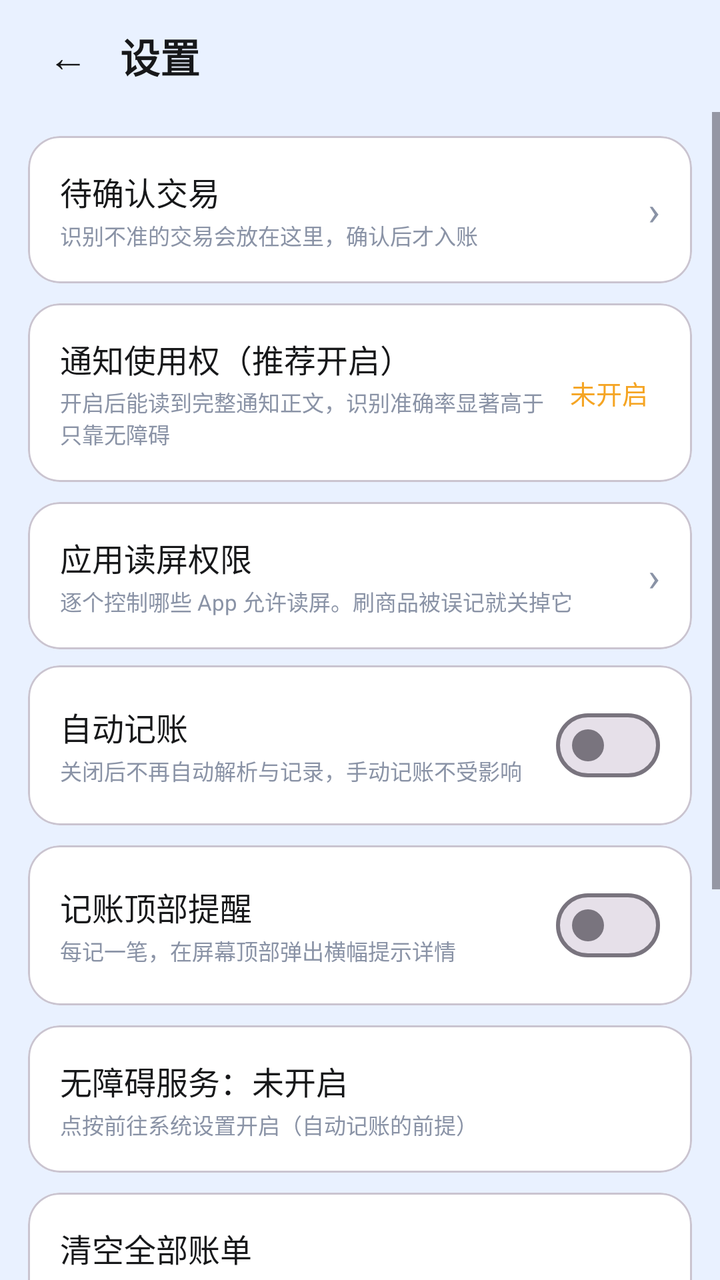
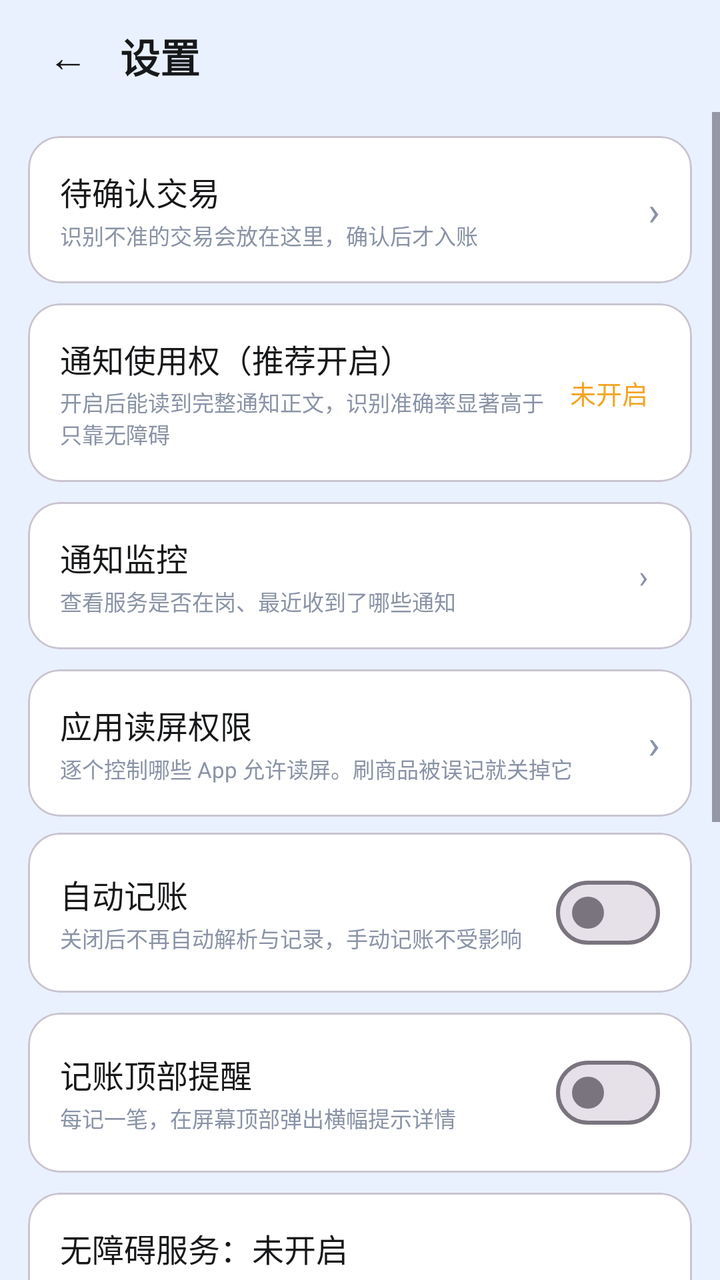

The first picture is an Android layout as it rendered before a commit; the second is the same layout after the commit. The layout source and the unified diff follow.
<!-- AndroidManifest.xml: activity theme Theme.AutoBill -->
<!-- res/layout/activity_settings.xml -->
<?xml version="1.0" encoding="utf-8"?>
<LinearLayout xmlns:android="http://schemas.android.com/apk/res/android"
    xmlns:app="http://schemas.android.com/apk/res-auto"
    android:layout_width="match_parent"
    android:layout_height="match_parent"
    android:orientation="vertical"
    android:background="@color/bg">

    <LinearLayout
        android:layout_width="match_parent"
        android:layout_height="56dp"
        android:gravity="center_vertical"
        android:orientation="horizontal"
        android:paddingStart="16dp"
        android:paddingEnd="16dp">

        <TextView
            android:id="@+id/btn_back"
            android:layout_width="wrap_content"
            android:layout_height="wrap_content"
            android:padding="8dp"
            android:text="←"
            android:textColor="@color/ink"
            android:textSize="20sp" />

        <TextView
            android:layout_width="wrap_content"
            android:layout_height="wrap_content"
            android:layout_marginStart="8dp"
            android:text="设置"
            android:textColor="@color/ink"
            android:textSize="20sp"
            android:textStyle="bold" />
    </LinearLayout>

    <ScrollView
        android:layout_width="match_parent"
        android:layout_height="match_parent">

        <LinearLayout
            android:layout_width="match_parent"
            android:layout_height="wrap_content"
            android:orientation="vertical"
            android:paddingStart="14dp"
            android:paddingTop="4dp"
            android:paddingEnd="14dp"
            android:paddingBottom="30dp">

            
            <com.google.android.material.card.MaterialCardView
                android:id="@+id/card_pending"
                android:layout_width="match_parent"
                android:layout_height="wrap_content"
                android:layout_marginTop="8dp"
                app:cardBackgroundColor="@color/card"
                app:cardCornerRadius="16dp"
                app:cardElevation="0dp">

                <LinearLayout
                    android:layout_width="match_parent"
                    android:layout_height="wrap_content"
                    android:gravity="center_vertical"
                    android:orientation="horizontal"
                    android:padding="16dp">

                    <LinearLayout
                        android:layout_width="0dp"
                        android:layout_height="wrap_content"
                        android:layout_weight="1"
                        android:orientation="vertical">

                        <TextView
                            android:layout_width="wrap_content"
                            android:layout_height="wrap_content"
                            android:text="待确认交易"
                            android:textColor="@color/ink"
                            android:textSize="16sp" />

                        <TextView
                            android:id="@+id/tv_pending_hint"
                            android:layout_width="wrap_content"
                            android:layout_height="wrap_content"
                            android:layout_marginTop="2dp"
                            android:text="识别不准的交易会放在这里，确认后才入账"
                            android:textColor="@color/ink_sub"
                            android:textSize="11sp" />
                    </LinearLayout>

                    <TextView
                        android:id="@+id/tv_pending_badge"
                        android:layout_width="wrap_content"
                        android:layout_height="wrap_content"
                        android:minWidth="22dp"
                        android:gravity="center"
                        android:paddingStart="7dp"
                        android:paddingEnd="7dp"
                        android:paddingTop="2dp"
                        android:paddingBottom="2dp"
                        android:background="@color/warn"
                        android:text="0"
                        android:textColor="@color/white"
                        android:textSize="12sp"
                        android:visibility="gone" />

                    <TextView
                        android:layout_width="wrap_content"
                        android:layout_height="wrap_content"
                        android:layout_marginStart="8dp"
                        android:text="›"
                        android:textColor="@color/ink_sub"
                        android:textSize="20sp" />
                </LinearLayout>
            </com.google.android.material.card.MaterialCardView>

            
            <com.google.android.material.card.MaterialCardView
                android:id="@+id/card_notif_access"
                android:layout_width="match_parent"
                android:layout_height="wrap_content"
                android:layout_marginTop="10dp"
                app:cardBackgroundColor="@color/card"
                app:cardCornerRadius="16dp"
                app:cardElevation="0dp">

                <LinearLayout
                    android:layout_width="match_parent"
                    android:layout_height="wrap_content"
                    android:gravity="center_vertical"
                    android:orientation="horizontal"
                    android:padding="16dp">

                    <LinearLayout
                        android:layout_width="0dp"
                        android:layout_height="wrap_content"
                        android:layout_weight="1"
                        android:orientation="vertical">

                        <TextView
                            android:layout_width="wrap_content"
                            android:layout_height="wrap_content"
                            android:text="通知使用权（推荐开启）"
                            android:textColor="@color/ink"
                            android:textSize="16sp" />

                        <TextView
                            android:id="@+id/tv_notif_hint"
                            android:layout_width="wrap_content"
                            android:layout_height="wrap_content"
                            android:layout_marginTop="2dp"
                            android:text="开启后能读到完整通知正文，识别准确率显著高于只靠无障碍"
                            android:textColor="@color/ink_sub"
                            android:textSize="11sp" />
                    </LinearLayout>

                    <TextView
                        android:id="@+id/tv_notif_state"
                        android:layout_width="wrap_content"
                        android:layout_height="wrap_content"
                        android:padding="6dp"
                        android:text="未开启"
                        android:textColor="@color/warn"
                        android:textSize="13sp" />
                </LinearLayout>
            </com.google.android.material.card.MaterialCardView>

            
            <com.google.android.material.card.MaterialCardView
                android:id="@+id/card_apps"
                android:layout_width="match_parent"
                android:layout_height="wrap_content"
                android:layout_marginTop="10dp"
                app:cardBackgroundColor="@color/card"
                app:cardCornerRadius="16dp"
                app:cardElevation="0dp">

                <LinearLayout
                    android:layout_width="match_parent"
                    android:layout_height="wrap_content"
                    android:gravity="center_vertical"
                    android:orientation="horizontal"
                    android:padding="16dp">

                    <LinearLayout
                        android:layout_width="0dp"
                        android:layout_height="wrap_content"
                        android:layout_weight="1"
                        android:orientation="vertical">

                        <TextView
                            android:layout_width="wrap_content"
                            android:layout_height="wrap_content"
                            android:text="应用读屏权限"
                            android:textColor="@color/ink"
                            android:textSize="16sp" />

                        <TextView
                            android:id="@+id/tv_apps_hint"
                            android:layout_width="wrap_content"
                            android:layout_height="wrap_content"
                            android:layout_marginTop="2dp"
                            android:text="逐个控制哪些 App 允许读屏。刷商品被误记就关掉它"
                            android:textColor="@color/ink_sub"
                            android:textSize="11sp" />
                    </LinearLayout>

                    <TextView
                        android:layout_width="wrap_content"
                        android:layout_height="wrap_content"
                        android:layout_marginStart="8dp"
                        android:text="›"
                        android:textColor="@color/ink_sub"
                        android:textSize="20sp" />
                </LinearLayout>
            </com.google.android.material.card.MaterialCardView>

            
            <com.google.android.material.card.MaterialCardView
                android:layout_width="match_parent"
                android:layout_height="wrap_content"
                android:layout_marginTop="8dp"
                app:cardBackgroundColor="@color/card"
                app:cardCornerRadius="16dp"
                app:cardElevation="0dp">

                <LinearLayout
                    android:layout_width="match_parent"
                    android:layout_height="wrap_content"
                    android:gravity="center_vertical"
                    android:orientation="horizontal"
                    android:padding="16dp">

                    <LinearLayout
                        android:layout_width="0dp"
                        android:layout_height="wrap_content"
                        android:layout_weight="1"
                        android:orientation="vertical">

                        <TextView
                            android:layout_width="wrap_content"
                            android:layout_height="wrap_content"
                            android:text="自动记账"
                            android:textColor="@color/ink"
                            android:textSize="16sp" />

                        <TextView
                            android:layout_width="wrap_content"
                            android:layout_height="wrap_content"
                            android:layout_marginTop="2dp"
                            android:text="关闭后不再自动解析与记录，手动记账不受影响"
                            android:textColor="@color/ink_sub"
                            android:textSize="11sp" />
                    </LinearLayout>

                    <com.google.android.material.materialswitch.MaterialSwitch
                        android:id="@+id/sw_auto"
                        android:layout_width="wrap_content"
                        android:layout_height="wrap_content" />
                </LinearLayout>
            </com.google.android.material.card.MaterialCardView>

            
            <com.google.android.material.card.MaterialCardView
                android:layout_width="match_parent"
                android:layout_height="wrap_content"
                android:layout_marginTop="10dp"
                app:cardBackgroundColor="@color/card"
                app:cardCornerRadius="16dp"
                app:cardElevation="0dp">

                <LinearLayout
                    android:layout_width="match_parent"
                    android:layout_height="wrap_content"
                    android:gravity="center_vertical"
                    android:orientation="horizontal"
                    android:padding="16dp">

                    <LinearLayout
                        android:layout_width="0dp"
                        android:layout_height="wrap_content"
                        android:layout_weight="1"
                        android:orientation="vertical">

                        <TextView
                            android:layout_width="wrap_content"
                            android:layout_height="wrap_content"
                            android:text="记账顶部提醒"
                            android:textColor="@color/ink"
                            android:textSize="16sp" />

                        <TextView
                            android:layout_width="wrap_content"
                            android:layout_height="wrap_content"
                            android:layout_marginTop="2dp"
                            android:text="每记一笔，在屏幕顶部弹出横幅提示详情"
                            android:textColor="@color/ink_sub"
                            android:textSize="11sp" />
                    </LinearLayout>

                    <com.google.android.material.materialswitch.MaterialSwitch
                        android:id="@+id/sw_notify"
                        android:layout_width="wrap_content"
                        android:layout_height="wrap_content" />
                </LinearLayout>
            </com.google.android.material.card.MaterialCardView>

            
            <com.google.android.material.card.MaterialCardView
                android:id="@+id/card_a11y"
                android:layout_width="match_parent"
                android:layout_height="wrap_content"
                android:layout_marginTop="10dp"
                app:cardBackgroundColor="@color/card"
                app:cardCornerRadius="16dp"
                app:cardElevation="0dp">

                <LinearLayout
                    android:layout_width="match_parent"
                    android:layout_height="wrap_content"
                    android:orientation="vertical"
                    android:padding="16dp">

                    <TextView
                        android:id="@+id/tv_a11y"
                        android:layout_width="wrap_content"
                        android:layout_height="wrap_content"
                        android:text="无障碍服务：未开启"
                        android:textColor="@color/expense"
                        android:textSize="16sp" />

                    <TextView
                        android:layout_width="wrap_content"
                        android:layout_height="wrap_content"
                        android:layout_marginTop="2dp"
                        android:text="点按前往系统设置开启（自动记账的前提）"
                        android:textColor="@color/ink_sub"
                        android:textSize="11sp" />
                </LinearLayout>
            </com.google.android.material.card.MaterialCardView>

            
            <com.google.android.material.card.MaterialCardView
                android:layout_width="match_parent"
                android:layout_height="wrap_content"
                android:layout_marginTop="10dp"
                app:cardBackgroundColor="@color/card"
                app:cardCornerRadius="16dp"
                app:cardElevation="0dp">

                <LinearLayout
                    android:layout_width="match_parent"
                    android:layout_height="wrap_content"
                    android:orientation="vertical"
                    android:padding="16dp">

                    <TextView
                        android:id="@+id/btn_clear"
                        android:layout_width="wrap_content"
                        android:layout_height="wrap_content"
                        android:text="清空全部账单"
                        android:textColor="@color/expense"
                        android:textSize="16sp" />

                    <TextView
                        android:layout_width="wrap_content"
                        android:layout_height="wrap_content"
                        android:layout_marginTop="2dp"
                        android:text="删除本机所有账目记录，不可恢复"
                        android:textColor="@color/ink_sub"
                        android:textSize="11sp" />
                </LinearLayout>
            </com.google.android.material.card.MaterialCardView>

            
            <com.google.android.material.card.MaterialCardView
                android:id="@+id/card_update"
                android:layout_width="match_parent"
                android:layout_height="wrap_content"
                android:layout_marginTop="10dp"
                app:cardBackgroundColor="@color/card"
                app:cardCornerRadius="16dp"
                app:cardElevation="0dp">

                <LinearLayout
                    android:layout_width="match_parent"
                    android:layout_height="wrap_content"
                    android:orientation="vertical"
                    android:padding="16dp">

                    <TextView
                        android:layout_width="wrap_content"
                        android:layout_height="wrap_content"
                        android:text="检查更新"
                        android:textColor="@color/ink"
                        android:textSize="16sp" />

                    <TextView
                        android:id="@+id/tv_update_sub"
                        android:layout_width="match_parent"
                        android:layout_height="wrap_content"
                        android:layout_marginTop="2dp"
                        android:text="配置更新地址后可在线升级，支持局域网 http"
                        android:textColor="@color/ink_sub"
                        android:textSize="11sp" />
                </LinearLayout>
            </com.google.android.material.card.MaterialCardView>

            
            <com.google.android.material.card.MaterialCardView
                android:layout_width="match_parent"
                android:layout_height="wrap_content"
                android:layout_marginTop="10dp"
                app:cardBackgroundColor="@color/card"
                app:cardCornerRadius="16dp"
                app:cardElevation="0dp">

                <LinearLayout
                    android:layout_width="match_parent"
                    android:layout_height="wrap_content"
                    android:orientation="vertical"
                    android:padding="16dp">

                    <TextView
                        android:layout_width="wrap_content"
                        android:layout_height="wrap_content"
                        android:text="关于"
                        android:textColor="@color/ink"
                        android:textSize="16sp" />

                    <TextView
                        android:id="@+id/tv_about"
                        android:layout_width="match_parent"
                        android:layout_height="wrap_content"
                        android:layout_marginTop="6dp"
                        android:lineSpacingExtra="3dp"
                        android:text="自动记账 v1.4\n所有数据仅存本机 SQLite，不联网、不上传；截图识别（OCR）亦为本地推理。无障碍权限仅用于读取支付相关通知与页面文字。"
                        android:textColor="@color/ink_sub"
                        android:textSize="12sp" />
                </LinearLayout>
            </com.google.android.material.card.MaterialCardView>

        </LinearLayout>
    </ScrollView>
</LinearLayout>
<!-- resources referenced by this layout -->
<resources>
  <color name="bg">#E9F1FF</color>
  <color name="card">#FFFFFF</color>
  <color name="expense">#17181A</color>
  <color name="ink">#17181A</color>
  <color name="ink_sub">#8A93A6</color>
  <color name="warn">#F5A524</color>
  <color name="white">#FFFFFF</color>
  <style name="Theme.AutoBill" parent="Theme.Material3.DayNight.NoActionBar">
          <item name="colorPrimary">@color/brand_orange</item>
          <item name="colorOnPrimary">@color/white</item>
          <item name="colorPrimaryContainer">@color/brand_orange_container</item>
          <item name="colorOnPrimaryContainer">@color/brand_orange_dark</item>
          <item name="colorSecondary">@color/brand_teal</item>
          <item name="android:statusBarColor">@color/bg</item>
          <item name="android:navigationBarColor">@color/bg</item>
          <item name="android:windowLightStatusBar">true</item>
          <item name="android:windowBackground">@color/bg</item>
      </style>
  <color name="brand_orange">#FF6900</color>
  <color name="brand_orange_container">#FFF1E5</color>
  <color name="brand_orange_dark">#B34A00</color>
  <color name="brand_teal">#00A383</color>
</resources>

<!-- the commit's change to res/layout/activity_settings.xml (unified diff, before → after) -->
@@ -165,6 +165,57 @@
 
             
             <com.google.android.material.card.MaterialCardView
+                android:id="@+id/card_monitor"
+                android:layout_width="match_parent"
+                android:layout_height="wrap_content"
+                android:layout_marginTop="10dp"
+                app:cardBackgroundColor="@color/card"
+                app:cardCornerRadius="16dp"
+                app:cardElevation="0dp">
+
+                <LinearLayout
+                    android:layout_width="match_parent"
+                    android:layout_height="wrap_content"
+                    android:gravity="center_vertical"
+                    android:orientation="horizontal"
+                    android:padding="16dp">
+
+                    <LinearLayout
+                        android:layout_width="0dp"
+                        android:layout_height="wrap_content"
+                        android:layout_weight="1"
+                        android:orientation="vertical">
+
+                        <TextView
+                            android:layout_width="wrap_content"
+                            android:layout_height="wrap_content"
+                            android:text="通知监控"
+                            android:textColor="@color/ink"
+                            android:textSize="16sp" />
+
+                        <TextView
+                            android:id="@+id/tv_monitor_hint"
+                            android:layout_width="wrap_content"
+                            android:layout_height="wrap_content"
+                            android:layout_marginTop="2dp"
+                            android:text="查看服务是否在岗、最近收到了哪些通知"
+                            android:textColor="@color/ink_sub"
+                            android:textSize="11sp" />
+                    </LinearLayout>
+
+                    <TextView
+                        android:id="@+id/tv_monitor_state"
+                        android:layout_width="wrap_content"
+                        android:layout_height="wrap_content"
+                        android:padding="6dp"
+                        android:text="›"
+                        android:textColor="@color/ink_sub"
+                        android:textSize="16sp" />
+                </LinearLayout>
+            </com.google.android.material.card.MaterialCardView>
+
+            
+            <com.google.android.material.card.MaterialCardView
                 android:id="@+id/card_apps"
                 android:layout_width="match_parent"
                 android:layout_height="wrap_content"
